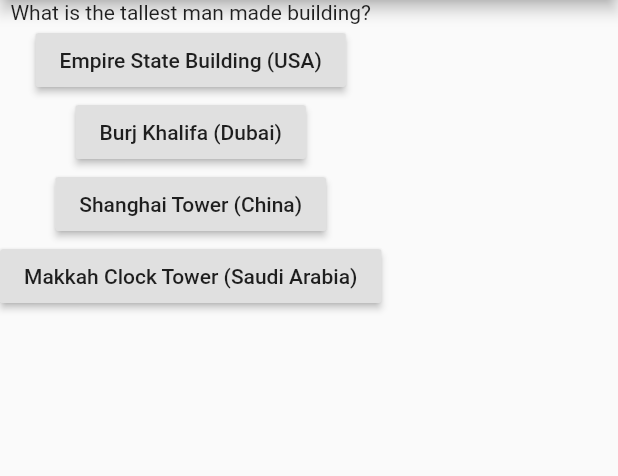
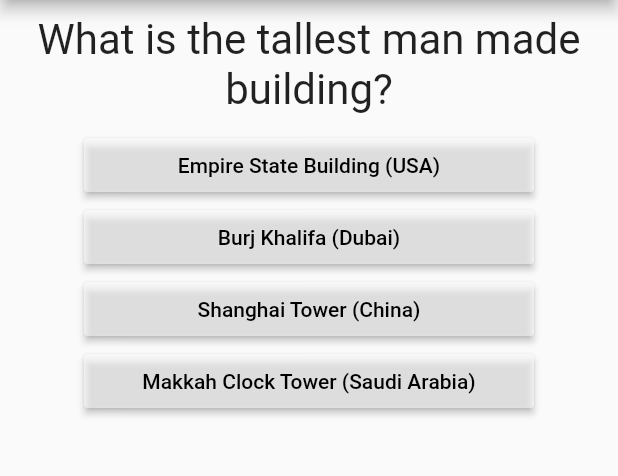
Before and after one commit to giuliano-macedo/flutter_udemy, a Flutter app: the screen it shows after launch, on a phone screen of 412 x 824 dp, the part 84-560 px from its top. Run offline on Flutter 3.47's test engine with Material 2 defaults, Android fonts, the phone set to English and light mode, and no system bars.

Commit message:
button colors

```diff
--- a/hello_world/lib/answers.dart
+++ b/hello_world/lib/answers.dart
@@ -1,22 +1,35 @@
 import "package:flutter/material.dart";
 
 class Answers extends StatelessWidget{
-	List<Widget> children;
-	Answers(List<String> questionList,VoidCallback onPressed){
-		this.children=[];
+	final List<String> questionList;
+  final VoidCallback onPressed;
+	Answers(this.questionList,this.onPressed);
+
+
+	@override
+	Widget build(BuildContext ctx){
+		List<Widget> children=[];
 		questionList.forEach((question){
-			this.children.add(
-				RaisedButton(
-					child:Text(question),
-					onPressed:onPressed
+			children.add(
+				ButtonTheme(
+					child:RaisedButton(
+						child:Text(question),
+						onPressed:onPressed
+					),
+					minWidth: 300,
+					textTheme: ButtonTextTheme.accent,
+					colorScheme: Theme.of(ctx).colorScheme.copyWith(
+						primary:Colors.white54,
+						secondary:Colors.black
+					),
 				)
 			);
 		});
-	}
-
-	@override
-	Widget build(BuildContext ctx){
-
-		return Column(children:children);
+		return Column(
+			children:children,
+			crossAxisAlignment: CrossAxisAlignment.center,
+			mainAxisSize: MainAxisSize.max,
+			mainAxisAlignment: MainAxisAlignment.start
+    	);
 	}
 }
--- a/hello_world/lib/main.dart
+++ b/hello_world/lib/main.dart
@@ -57,7 +57,17 @@ class _AppState extends State<App>{
 				),
 				body:Column(children:
 					<Widget>[
-						Text(_questions[_questionIndex]),
+						Container(
+							child:Text(
+								_questions[_questionIndex],
+								style:TextStyle(
+									fontSize:28
+								),
+								textAlign:TextAlign.center
+							),
+							width:double.infinity,
+							margin:EdgeInsets.all(10)
+						),
 						Answers(_answers[_questionIndex],answerCallback)
 					]
 				)
```
